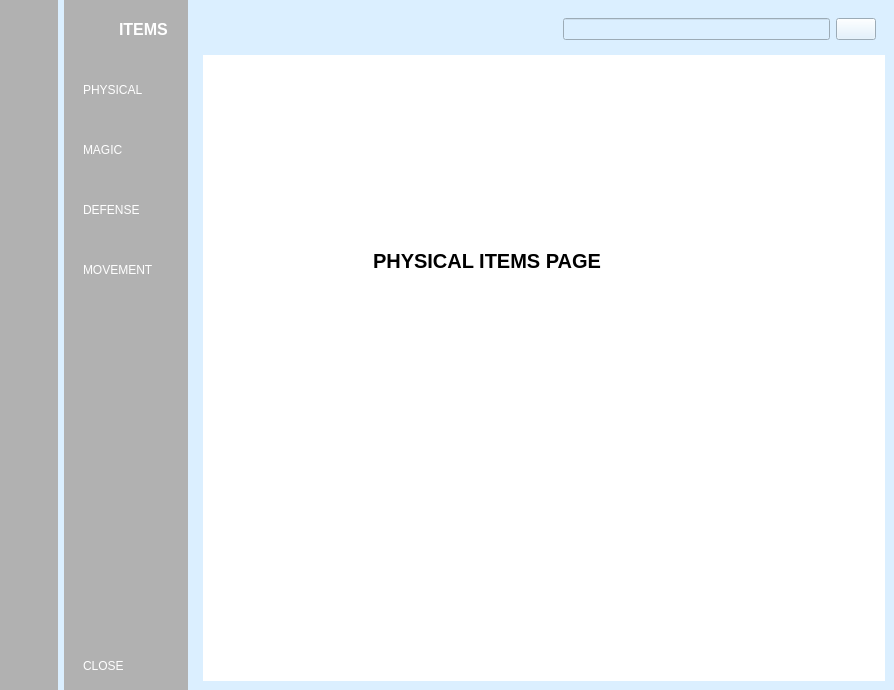
This is items.ui in YinXuanYX/GitExcercise-TT5L-01 as Qt 5 draws it before an edit. The edited form follows.
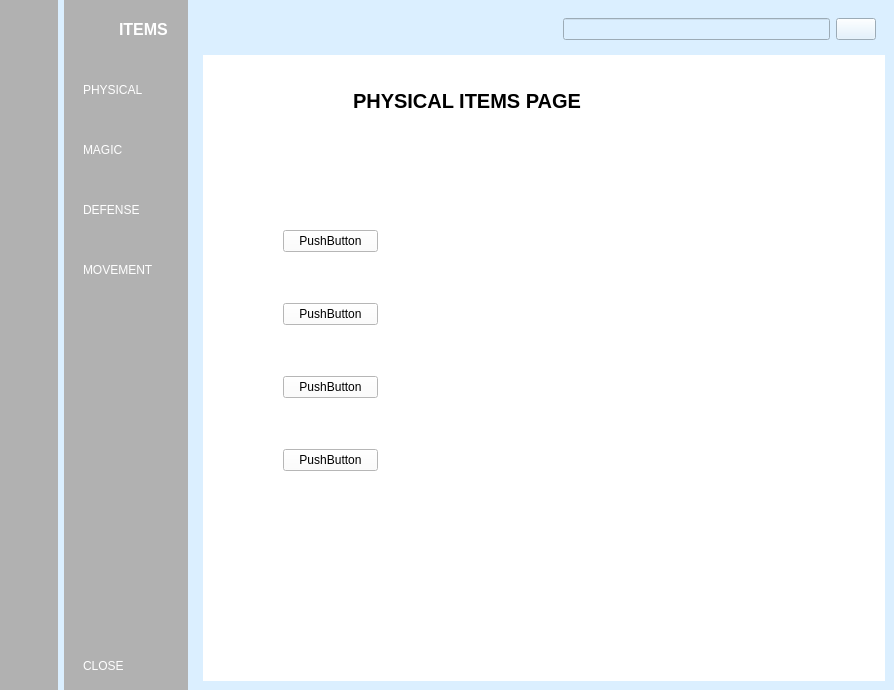
This is the edited form. Icons and pictures are not drawn.

What changed in the file:
```diff
--- a/items.ui
+++ b/items.ui
@@ -445,14 +445,51 @@
          <property name="styleSheet">
           <string notr="true">background-color: rgb(255, 255, 255);</string>
          </property>
+         <property name="currentIndex">
+          <number>1</number>
+         </property>
+         <widget class="QWidget" name="Landing_Page">
+          <widget class="QLabel" name="welcome_text">
+           <property name="geometry">
+            <rect>
+             <x>80</x>
+             <y>70</y>
+             <width>451</width>
+             <height>120</height>
+            </rect>
+           </property>
+           <property name="minimumSize">
+            <size>
+             <width>120</width>
+             <height>120</height>
+            </size>
+           </property>
+           <property name="maximumSize">
+            <size>
+             <width>1000</width>
+             <height>1000</height>
+            </size>
+           </property>
+           <property name="font">
+            <font>
+             <pointsize>15</pointsize>
+             <weight>75</weight>
+             <bold>true</bold>
+            </font>
+           </property>
+           <property name="text">
+            <string>WELCOME TO MLBB ITEMS GUIDE</string>
+           </property>
+          </widget>
+         </widget>
          <widget class="QWidget" name="physical_page">
           <widget class="QLabel" name="label_4">
            <property name="geometry">
             <rect>
-             <x>170</x>
-             <y>160</y>
+             <x>150</x>
+             <y>20</y>
              <width>331</width>
-             <height>91</height>
+             <height>51</height>
             </rect>
            </property>
            <property name="font">
@@ -466,6 +503,55 @@
             <string>PHYSICAL ITEMS PAGE</string>
            </property>
           </widget>
+          <widget class="QWidget" name="">
+           <property name="geometry">
+            <rect>
+             <x>80</x>
+             <y>130</y>
+             <width>95</width>
+             <height>331</height>
+            </rect>
+           </property>
+           <layout class="QVBoxLayout" name="verticalLayout_6">
+            <property name="topMargin">
+             <number>0</number>
+            </property>
+            <item>
+             <widget class="QPushButton" name="Blade_of_Despair">
+              <property name="text">
+               <string>PushButton</string>
+              </property>
+              <property name="checkable">
+               <bool>true</bool>
+              </property>
+              <property name="autoExclusive">
+               <bool>true</bool>
+              </property>
+             </widget>
+            </item>
+            <item>
+             <widget class="QPushButton" name="pushButton_2">
+              <property name="text">
+               <string>PushButton</string>
+              </property>
+             </widget>
+            </item>
+            <item>
+             <widget class="QPushButton" name="pushButton_3">
+              <property name="text">
+               <string>PushButton</string>
+              </property>
+             </widget>
+            </item>
+            <item>
+             <widget class="QPushButton" name="pushButton_4">
+              <property name="text">
+               <string>PushButton</string>
+              </property>
+             </widget>
+            </item>
+           </layout>
+          </widget>
          </widget>
          <widget class="QWidget" name="magic_page">
           <widget class="QLabel" name="label_5">
@@ -533,6 +619,7 @@
            </property>
           </widget>
          </widget>
+         <widget class="QWidget" name="page"/>
         </widget>
        </item>
       </layout>
```
